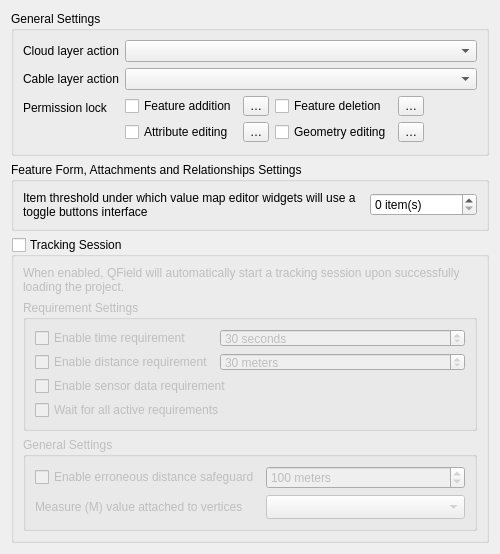
Old version of the form qfieldsync/ui/map_layer_config_widget.ui in the repository opengisch/qfieldsync.
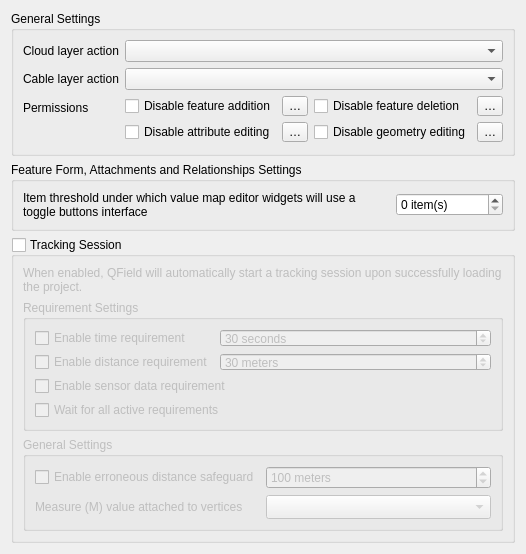
New version of the form. Custom widgets are drawn as their Qt base class.

Commit message: Reword UI to make it clearer

What changed in the file:
```diff
--- a/qfieldsync/ui/map_layer_config_widget.ui
+++ b/qfieldsync/ui/map_layer_config_widget.ui
@@ -47,7 +47,7 @@
       <item row="2" column="0">
        <widget class="QLabel" name="lockLabel">
         <property name="text">
-         <string>Permission lock</string>
+         <string>Permissions</string>
         </property>
        </widget>
       </item>
@@ -59,7 +59,7 @@
            <string>When enabled, this option disables adding features onto the layer.</string>
           </property>
           <property name="text">
-           <string>Feature addition</string>
+           <string>Disable feature addition</string>
           </property>
          </widget>
         </item>
@@ -76,7 +76,7 @@
            <string>When enabled, this option disables the deletion of features.</string>
           </property>
           <property name="text">
-           <string>Feature deletion</string>
+           <string>Disable feature deletion</string>
           </property>
          </widget>
         </item>
@@ -106,7 +106,7 @@
            <string>When enabled, this option disables modifying attributes of existing features.</string>
           </property>
           <property name="text">
-           <string>Attribute editing</string>
+           <string>Disable attribute editing</string>
           </property>
          </widget>
         </item>
@@ -123,7 +123,7 @@
            <string>When enabled, this option disables modifying geometries of existing features.</string>
           </property>
           <property name="text">
-           <string>Geometry editing</string>
+           <string>Disable geometry editing</string>
           </property>
          </widget>
         </item>
```
Left out of the diff: 8 changed lines with no effect on the pictures.
